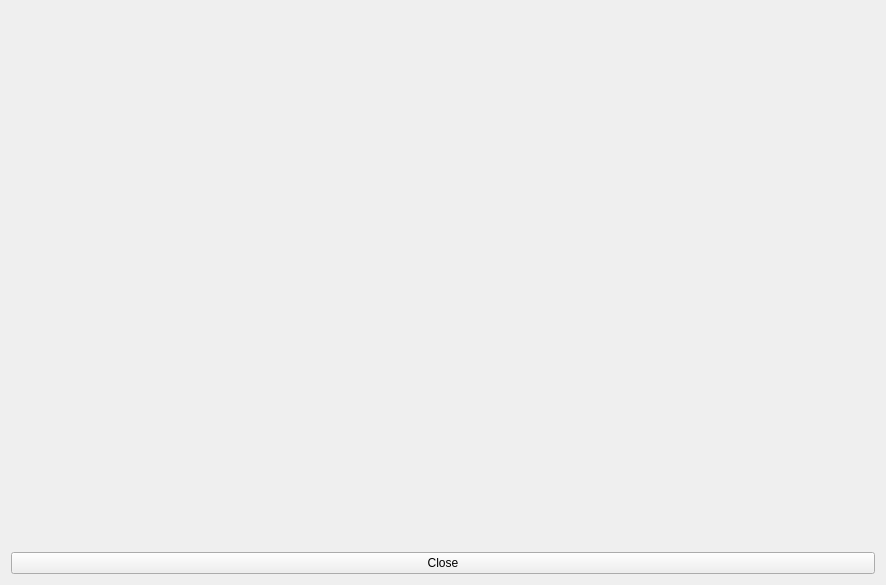
Old version of the form Aplikacja/Polak_Ribiere/graph.ui in the repository MacAndKaj/Theory_and_Methods_of_Optimization.
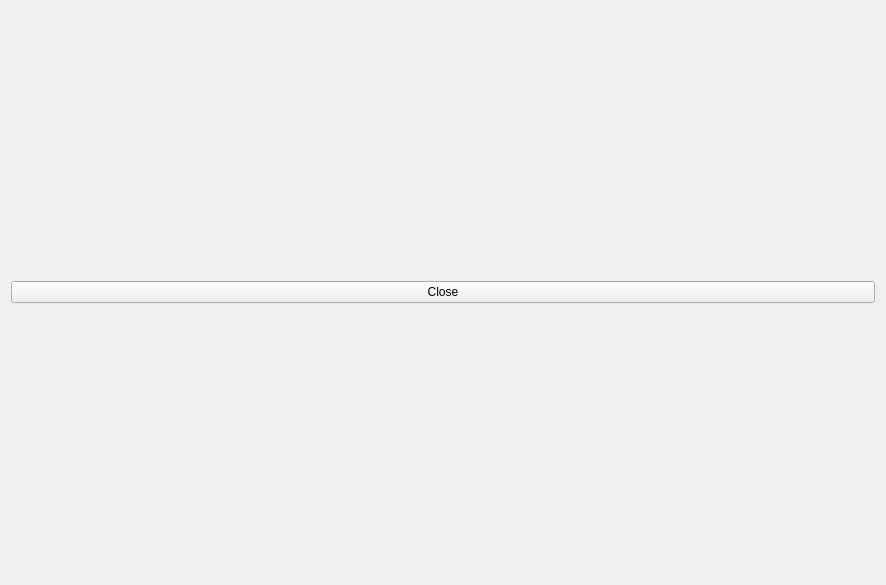
New version of the form.

What changed in the file:
```diff
--- a/Aplikacja/Polak_Ribiere/graph.ui
+++ b/Aplikacja/Polak_Ribiere/graph.ui
@@ -15,11 +15,7 @@
   </property>
   <layout class="QVBoxLayout" name="verticalLayout">
    <item>
-    <layout class="QVBoxLayout" name="verticalLayout_2">
-     <item>
-      <widget class="QWidget" name="_graph" native="true"/>
-     </item>
-    </layout>
+    <layout class="QVBoxLayout" name="verticalLayout_2"/>
    </item>
    <item>
     <widget class="QPushButton" name="pushButton_close">
```
